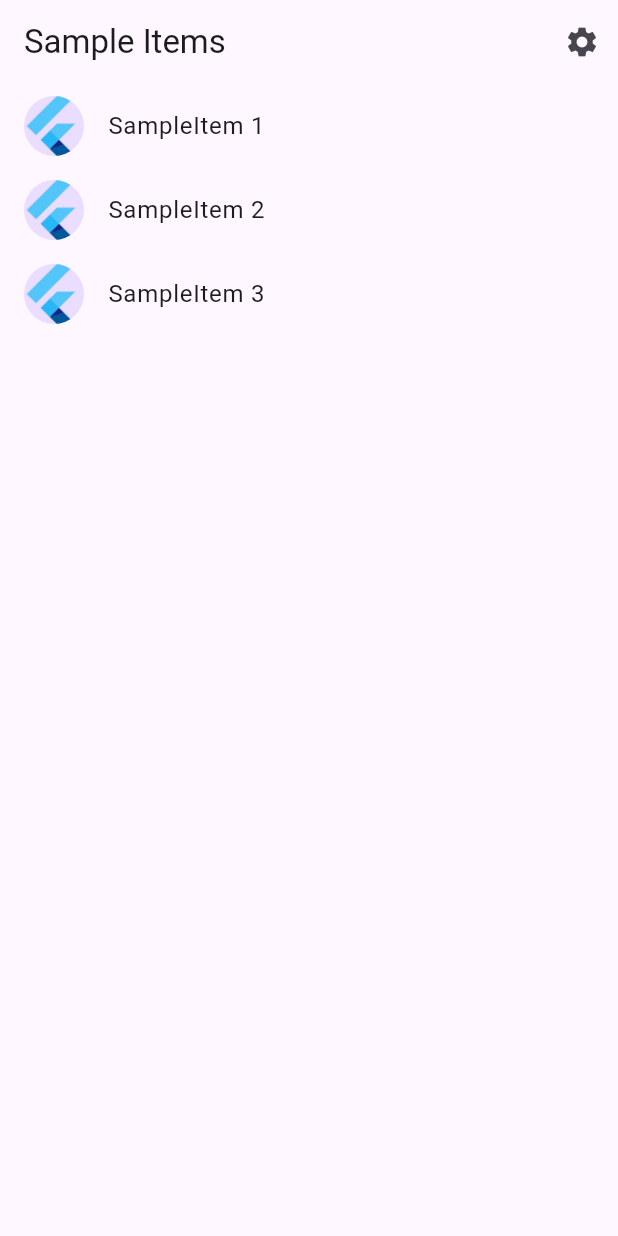
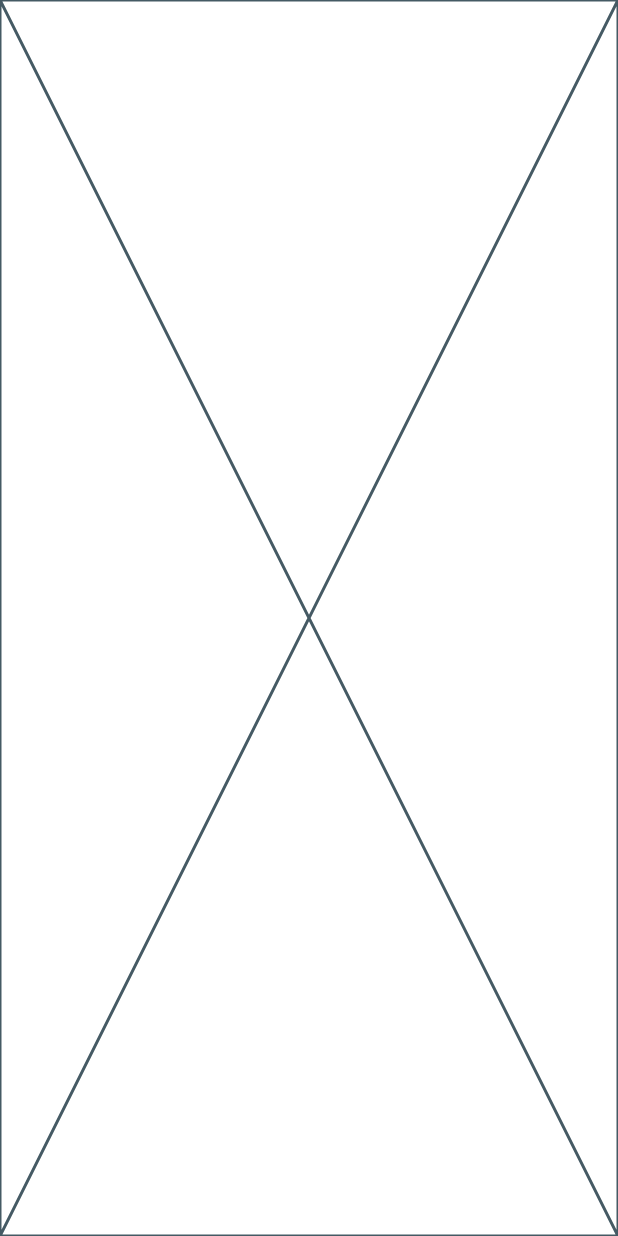
Before and after one commit to GlobalThree/G3-App, a Flutter app: the screen it shows after launch, on a phone screen of 412 x 824 dp. Run offline on Flutter 3.47's test engine with Material 3 defaults, Android fonts, the light colour scheme and no system bars.

Commit message:
feat: 파일구조적용 및 메인페이지 초기화

```diff
--- a/lib/main.dart
+++ b/lib/main.dart
@@ -1,20 +1,24 @@
 import 'package:flutter/material.dart';
 
-import 'src/app.dart';
-import 'src/settings/settings_controller.dart';
-import 'src/settings/settings_service.dart';
+import 'presentation/pages/main_page.dart';
 
 void main() async {
-  // Set up the SettingsController, which will glue user settings to multiple
-  // Flutter Widgets.
-  final settingsController = SettingsController(SettingsService());
+  runApp(MainApp());
+}
 
-  // Load the user's preferred theme while the splash screen is displayed.
-  // This prevents a sudden theme change when the app is first displayed.
-  await settingsController.loadSettings();
+class MainApp extends StatelessWidget {
+  const MainApp({super.key});
 
-  // Run the app and pass in the SettingsController. The app listens to the
-  // SettingsController for changes, then passes it further down to the
-  // SettingsView.
-  runApp(MyApp(settingsController: settingsController));
+  @override
+  Widget build(BuildContext context) {
+    return MaterialApp(
+      home: MediaQuery(
+        data: MediaQuery.of(context).copyWith(
+          // 사용자가 설정한 OS의 텍스트 크기를 무시
+          textScaler: TextScaler.noScaling,
+        ),
+        child: MainPage(),
+      ),
+    );
+  }
 }
--- /dev/null
+++ b/lib/presentation/pages/main_page.dart
@@ -0,0 +1,10 @@
+import 'package:flutter/material.dart';
+
+class MainPage extends StatelessWidget {
+  const MainPage({super.key});
+
+  @override
+  Widget build(BuildContext context) {
+    return const Placeholder();
+  }
+}
--- a/lib/src/app.dart
+++ /dev/null
@@ -1,85 +0,0 @@
-import 'package:flutter/material.dart';
-import 'package:flutter_gen/gen_l10n/app_localizations.dart';
-import 'package:flutter_localizations/flutter_localizations.dart';
-
-import 'sample_feature/sample_item_details_view.dart';
-import 'sample_feature/sample_item_list_view.dart';
-import 'settings/settings_controller.dart';
-import 'settings/settings_view.dart';
-
-/// The Widget that configures your application.
-class MyApp extends StatelessWidget {
-  const MyApp({
-    super.key,
-    required this.settingsController,
-  });
-
-  final SettingsController settingsController;
-
-  @override
-  Widget build(BuildContext context) {
-    // Glue the SettingsController to the MaterialApp.
-    //
-    // The ListenableBuilder Widget listens to the SettingsController for changes.
-    // Whenever the user updates their settings, the MaterialApp is rebuilt.
-    return ListenableBuilder(
-      listenable: settingsController,
-      builder: (BuildContext context, Widget? child) {
-        return MaterialApp(
-          // Providing a restorationScopeId allows the Navigator built by the
-          // MaterialApp to restore the navigation stack when a user leaves and
-          // returns to the app after it has been killed while running in the
-          // background.
-          restorationScopeId: 'app',
-
-          // Provide the generated AppLocalizations to the MaterialApp. This
-          // allows descendant Widgets to display the correct translations
-          // depending on the user's locale.
-          localizationsDelegates: const [
-            AppLocalizations.delegate,
-            GlobalMaterialLocalizations.delegate,
-            GlobalWidgetsLocalizations.delegate,
-            GlobalCupertinoLocalizations.delegate,
-          ],
-          supportedLocales: const [
-            Locale('en', ''), // English, no country code
-          ],
-
-          // Use AppLocalizations to configure the correct application title
-          // depending on the user's locale.
-          //
-          // The appTitle is defined in .arb files found in the localization
-          // directory.
-          onGenerateTitle: (BuildContext context) =>
-              AppLocalizations.of(context)!.appTitle,
-
-          // Define a light and dark color theme. Then, read the user's
-          // preferred ThemeMode (light, dark, or system default) from the
-          // SettingsController to display the correct theme.
-          theme: ThemeData(),
-          darkTheme: ThemeData.dark(),
-          themeMode: settingsController.themeMode,
-
-          // Define a function to handle named routes in order to support
-          // Flutter web url navigation and deep linking.
-          onGenerateRoute: (RouteSettings routeSettings) {
-            return MaterialPageRoute<void>(
-              settings: routeSettings,
-              builder: (BuildContext context) {
-                switch (routeSettings.name) {
-                  case SettingsView.routeName:
-                    return SettingsView(controller: settingsController);
-                  case SampleItemDetailsView.routeName:
-                    return const SampleItemDetailsView();
-                  case SampleItemListView.routeName:
-                  default:
-                    return const SampleItemListView();
-                }
-              },
-            );
-          },
-        );
-      },
-    );
-  }
-}
--- a/lib/src/localization/app_en.arb
+++ /dev/null
@@ -1,6 +0,0 @@
-{
-  "appTitle": "helpmate",
-  "@appTitle": {
-    "description": "The title of the application"
-  }
-}
--- a/lib/src/sample_feature/sample_item.dart
+++ /dev/null
@@ -1,6 +0,0 @@
-/// A placeholder class that represents an entity or model.
-class SampleItem {
-  const SampleItem(this.id);
-
-  final int id;
-}
--- a/lib/src/sample_feature/sample_item_list_view.dart
+++ /dev/null
@@ -1,71 +0,0 @@
-import 'package:flutter/material.dart';
-
-import '../settings/settings_view.dart';
-import 'sample_item.dart';
-import 'sample_item_details_view.dart';
-
-/// Displays a list of SampleItems.
-class SampleItemListView extends StatelessWidget {
-  const SampleItemListView({
-    super.key,
-    this.items = const [SampleItem(1), SampleItem(2), SampleItem(3)],
-  });
-
-  static const routeName = '/';
-
-  final List<SampleItem> items;
-
-  @override
-  Widget build(BuildContext context) {
-    return Scaffold(
-      appBar: AppBar(
-        title: const Text('Sample Items'),
-        actions: [
-          IconButton(
-            icon: const Icon(Icons.settings),
-            onPressed: () {
-              // Navigate to the settings page. If the user leaves and returns
-              // to the app after it has been killed while running in the
-              // background, the navigation stack is restored.
-              Navigator.restorablePushNamed(context, SettingsView.routeName);
-            },
-          ),
-        ],
-      ),
-
-      // To work with lists that may contain a large number of items, it’s best
-      // to use the ListView.builder constructor.
-      //
-      // In contrast to the default ListView constructor, which requires
-      // building all Widgets up front, the ListView.builder constructor lazily
-      // builds Widgets as they’re scrolled into view.
-      body: ListView.builder(
-        // Providing a restorationId allows the ListView to restore the
-        // scroll position when a user leaves and returns to the app after it
-        // has been killed while running in the background.
-        restorationId: 'sampleItemListView',
-        itemCount: items.length,
-        itemBuilder: (BuildContext context, int index) {
-          final item = items[index];
-
-          return ListTile(
-            title: Text('SampleItem ${item.id}'),
-            leading: const CircleAvatar(
-              // Display the Flutter Logo image asset.
-              foregroundImage: AssetImage('assets/images/flutter_logo.png'),
-            ),
-            onTap: () {
-              // Navigate to the details page. If the user leaves and returns to
-              // the app after it has been killed while running in the
-              // background, the navigation stack is restored.
-              Navigator.restorablePushNamed(
-                context,
-                SampleItemDetailsView.routeName,
-              );
-            }
-          );
-        },
-      ),
-    );
-  }
-}
--- a/lib/src/settings/settings_controller.dart
+++ /dev/null
@@ -1,50 +0,0 @@
-import 'package:flutter/material.dart';
-
-import 'settings_service.dart';
-
-/// A class that many Widgets can interact with to read user settings, update
-/// user settings, or listen to user settings changes.
-///
-/// Controllers glue Data Services to Flutter Widgets. The SettingsController
-/// uses the SettingsService to store and retrieve user settings.
-class SettingsController with ChangeNotifier {
-  SettingsController(this._settingsService);
-
-  // Make SettingsService a private variable so it is not used directly.
-  final SettingsService _settingsService;
-
-  // Make ThemeMode a private variable so it is not updated directly without
-  // also persisting the changes with the SettingsService.
-  late ThemeMode _themeMode;
-
-  // Allow Widgets to read the user's preferred ThemeMode.
-  ThemeMode get themeMode => _themeMode;
-
-  /// Load the user's settings from the SettingsService. It may load from a
-  /// local database or the internet. The controller only knows it can load the
-  /// settings from the service.
-  Future<void> loadSettings() async {
-    _themeMode = await _settingsService.themeMode();
-
-    // Important! Inform listeners a change has occurred.
-    notifyListeners();
-  }
-
-  /// Update and persist the ThemeMode based on the user's selection.
-  Future<void> updateThemeMode(ThemeMode? newThemeMode) async {
-    if (newThemeMode == null) return;
-
-    // Do not perform any work if new and old ThemeMode are identical
-    if (newThemeMode == _themeMode) return;
-
-    // Otherwise, store the new ThemeMode in memory
-    _themeMode = newThemeMode;
-
-    // Important! Inform listeners a change has occurred.
-    notifyListeners();
-
-    // Persist the changes to a local database or the internet using the
-    // SettingService.
-    await _settingsService.updateThemeMode(newThemeMode);
-  }
-}
--- a/lib/src/settings/settings_service.dart
+++ /dev/null
@@ -1,17 +0,0 @@
-import 'package:flutter/material.dart';
-
-/// A service that stores and retrieves user settings.
-///
-/// By default, this class does not persist user settings. If you'd like to
-/// persist the user settings locally, use the shared_preferences package. If
-/// you'd like to store settings on a web server, use the http package.
-class SettingsService {
-  /// Loads the User's preferred ThemeMode from local or remote storage.
-  Future<ThemeMode> themeMode() async => ThemeMode.system;
-
-  /// Persists the user's preferred ThemeMode to local or remote storage.
-  Future<void> updateThemeMode(ThemeMode theme) async {
-    // Use the shared_preferences package to persist settings locally or the
-    // http package to persist settings over the network.
-  }
-}
--- a/lib/src/settings/settings_view.dart
+++ /dev/null
@@ -1,51 +0,0 @@
-import 'package:flutter/material.dart';
-
-import 'settings_controller.dart';
-
-/// Displays the various settings that can be customized by the user.
-///
-/// When a user changes a setting, the SettingsController is updated and
-/// Widgets that listen to the SettingsController are rebuilt.
-class SettingsView extends StatelessWidget {
-  const SettingsView({super.key, required this.controller});
-
-  static const routeName = '/settings';
-
-  final SettingsController controller;
-
-  @override
-  Widget build(BuildContext context) {
-    return Scaffold(
-      appBar: AppBar(
-        title: const Text('Settings'),
-      ),
-      body: Padding(
-        padding: const EdgeInsets.all(16),
-        // Glue the SettingsController to the theme selection DropdownButton.
-        //
-        // When a user selects a theme from the dropdown list, the
-        // SettingsController is updated, which rebuilds the MaterialApp.
-        child: DropdownButton<ThemeMode>(
-          // Read the selected themeMode from the controller
-          value: controller.themeMode,
-          // Call the updateThemeMode method any time the user selects a theme.
-          onChanged: controller.updateThemeMode,
-          items: const [
-            DropdownMenuItem(
-              value: ThemeMode.system,
-              child: Text('System Theme'),
-            ),
-            DropdownMenuItem(
-              value: ThemeMode.light,
-              child: Text('Light Theme'),
-            ),
-            DropdownMenuItem(
-              value: ThemeMode.dark,
-              child: Text('Dark Theme'),
-            )
-          ],
-        ),
-      ),
-    );
-  }
-}
--- a/pubspec.yaml
+++ b/pubspec.yaml
@@ -19,7 +19,7 @@ dev_dependencies:
   flutter_test:
     sdk: flutter
 
-  flutter_lints: ^4.0.0
+  flutter_lints: ^5.0.0
 
 flutter:
   uses-material-design: true
```
Also changed, not shown: lib/src/sample_feature/sample_item_details_view.dart (deleted, +0 -20 lines), pubspec.lock.
